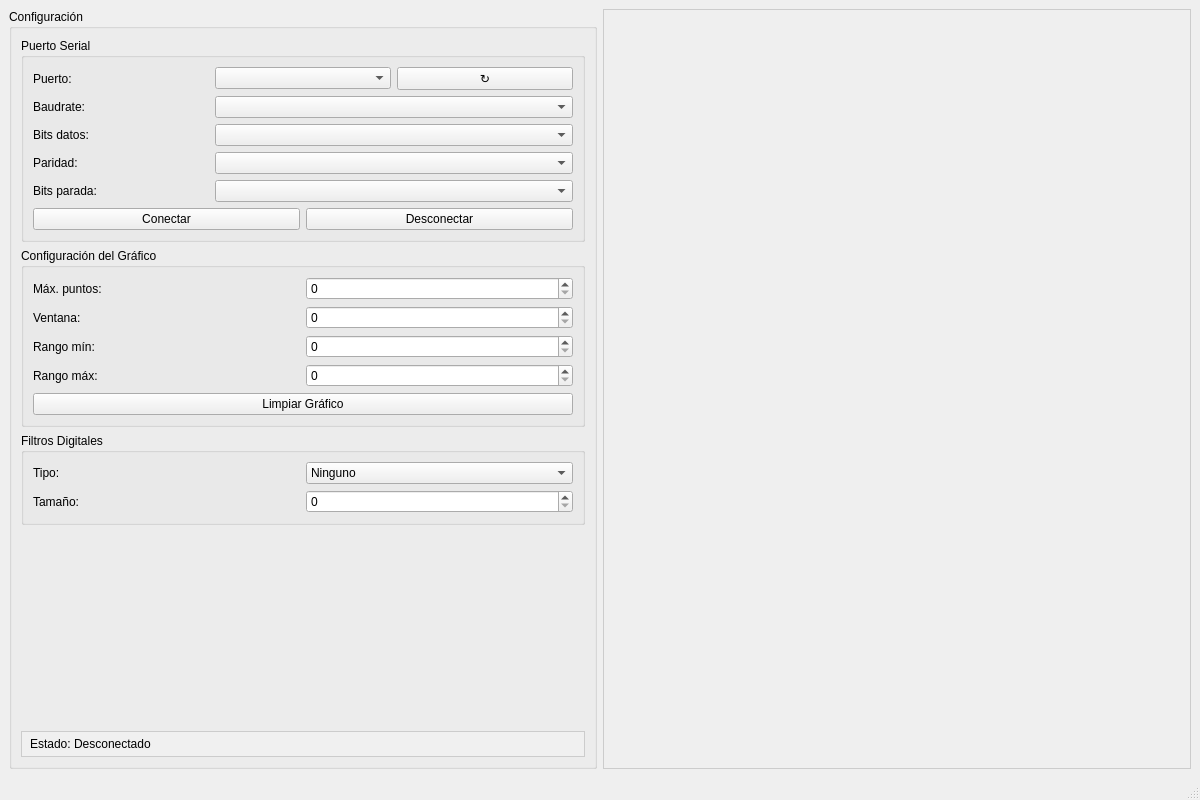
jairsl2206/PlotterIPN, file mainwindow.ui: the form before one commit.
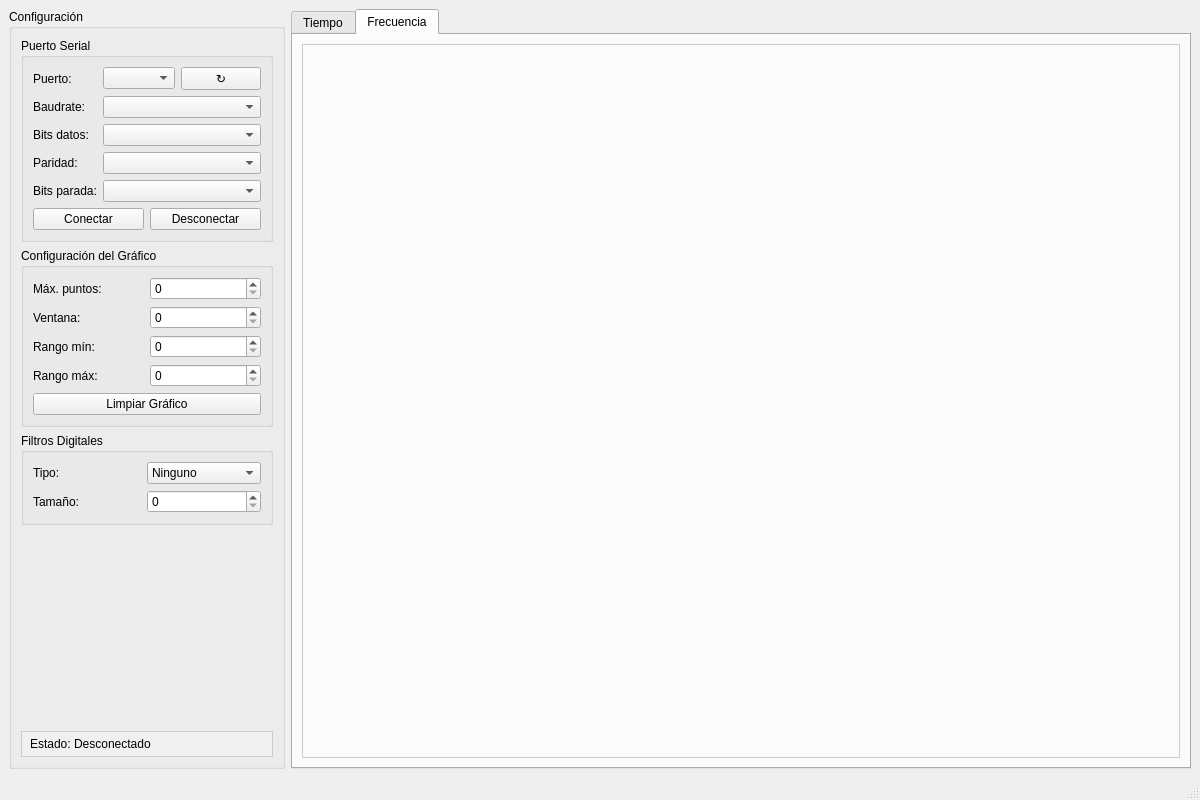
The form after the commit. The open tabs and pages were chosen to show the change.

Commit message: Add FFT frequency view and tests

The edit to the form file:
```diff
--- a/mainwindow.ui
+++ b/mainwindow.ui
@@ -234,10 +234,38 @@
      </widget>
     </item>
     <item>
-     <widget class="QWidget" name="chartWidget" native="true">
-      <property name="styleSheet">
-       <string>QWidget { border: 1px solid #ccc; }</string>
+     <widget class="QTabWidget" name="viewTabWidget">
+      <property name="currentIndex">
+       <number>0</number>
       </property>
+      <widget class="QWidget" name="timeTab">
+       <attribute name="title">
+        <string>Tiempo</string>
+       </attribute>
+       <layout class="QVBoxLayout" name="verticalLayout_time">
+        <item>
+         <widget class="QWidget" name="chartWidget" native="true">
+          <property name="styleSheet">
+           <string>QWidget { border: 1px solid #ccc; }</string>
+          </property>
+         </widget>
+        </item>
+       </layout>
+      </widget>
+      <widget class="QWidget" name="freqTab">
+       <attribute name="title">
+        <string>Frecuencia</string>
+       </attribute>
+       <layout class="QVBoxLayout" name="verticalLayout_freq">
+        <item>
+         <widget class="QWidget" name="fftChartWidget" native="true">
+          <property name="styleSheet">
+           <string>QWidget { border: 1px solid #ccc; }</string>
+          </property>
+         </widget>
+        </item>
+       </layout>
+      </widget>
      </widget>
     </item>
    </layout>
```
The commit also changes 4 other files.
